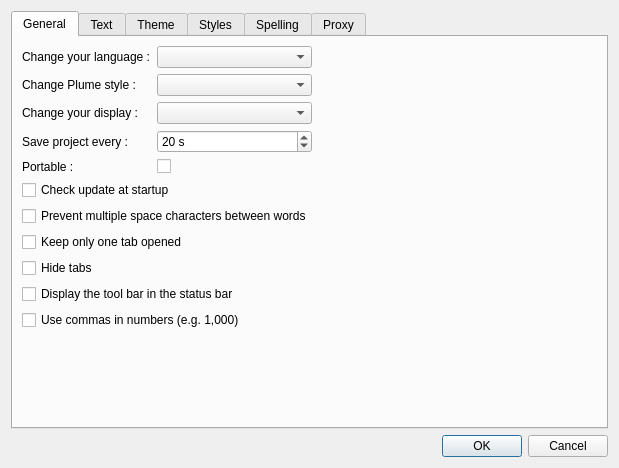
jacquetc/plume-creator-legacy, file src/settingsdialog.ui: the form before one commit.
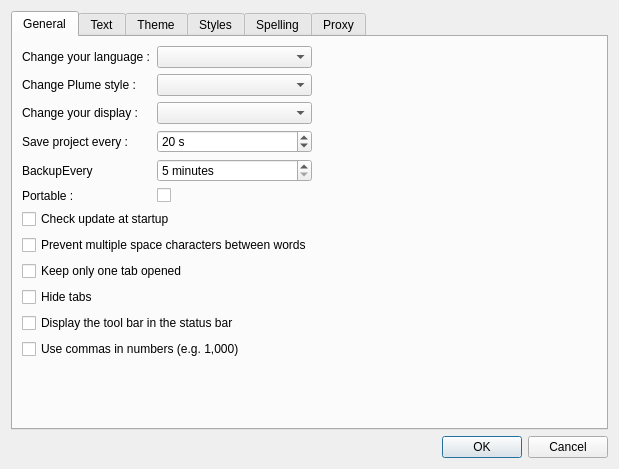
The form after the commit. Icons and pictures are not drawn.

Diff of the .ui file:
```diff
--- a/src/settingsdialog.ui
+++ b/src/settingsdialog.ui
@@ -7,7 +7,7 @@
     <x>0</x>
     <y>0</y>
     <width>619</width>
-    <height>468</height>
+    <height>469</height>
    </rect>
   </property>
   <property name="windowTitle">
@@ -95,20 +95,43 @@
            </property>
           </widget>
          </item>
-         <item row="4" column="0">
+         <item row="5" column="0">
           <widget class="QLabel" name="isPortableToBeCreatedLabel">
            <property name="text">
             <string>Portable :</string>
            </property>
           </widget>
          </item>
-         <item row="4" column="1">
+         <item row="5" column="1">
           <widget class="QCheckBox" name="isPortableToBeCreated">
            <property name="toolTip">
             <string>Allow the use of Plume on a USB stick</string>
            </property>
           </widget>
          </item>
+         <item row="4" column="0">
+          <widget class="QLabel" name="backupEveryLabel">
+           <property name="text">
+            <string>BackupEvery</string>
+           </property>
+          </widget>
+         </item>
+         <item row="4" column="1">
+          <widget class="QSpinBox" name="backupEverySpinBox">
+           <property name="accelerated">
+            <bool>true</bool>
+           </property>
+           <property name="suffix">
+            <string> minutes</string>
+           </property>
+           <property name="minimum">
+            <number>5</number>
+           </property>
+           <property name="maximum">
+            <number>360</number>
+           </property>
+          </widget>
+         </item>
         </layout>
        </item>
        <item row="1" column="0">
```
